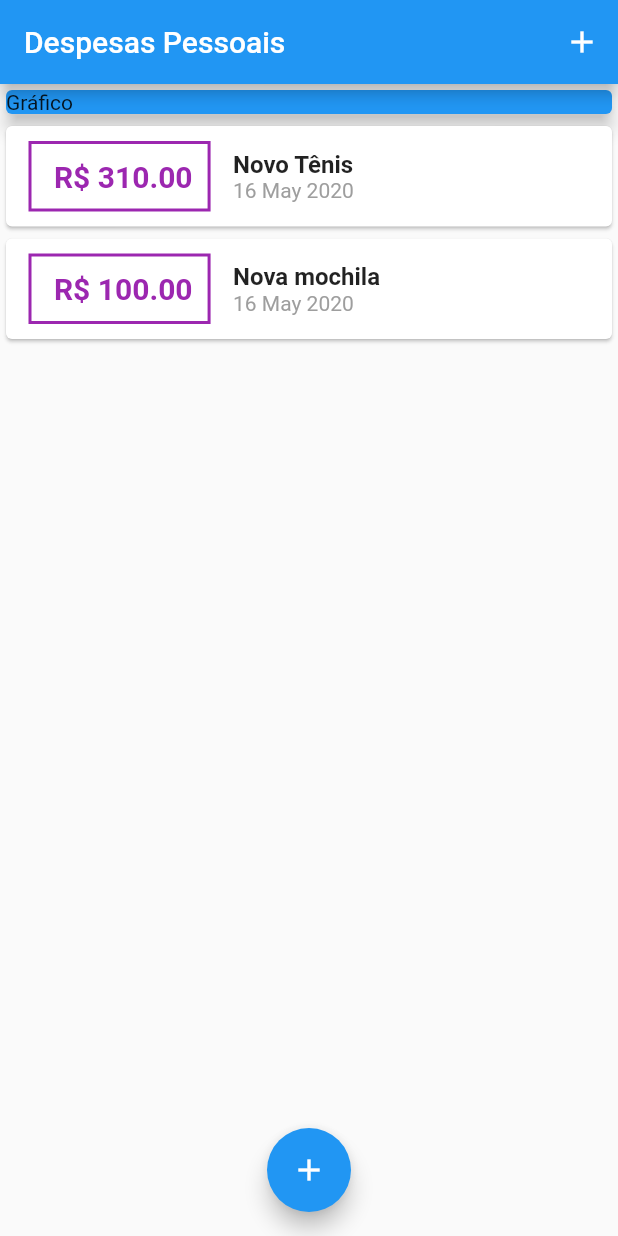
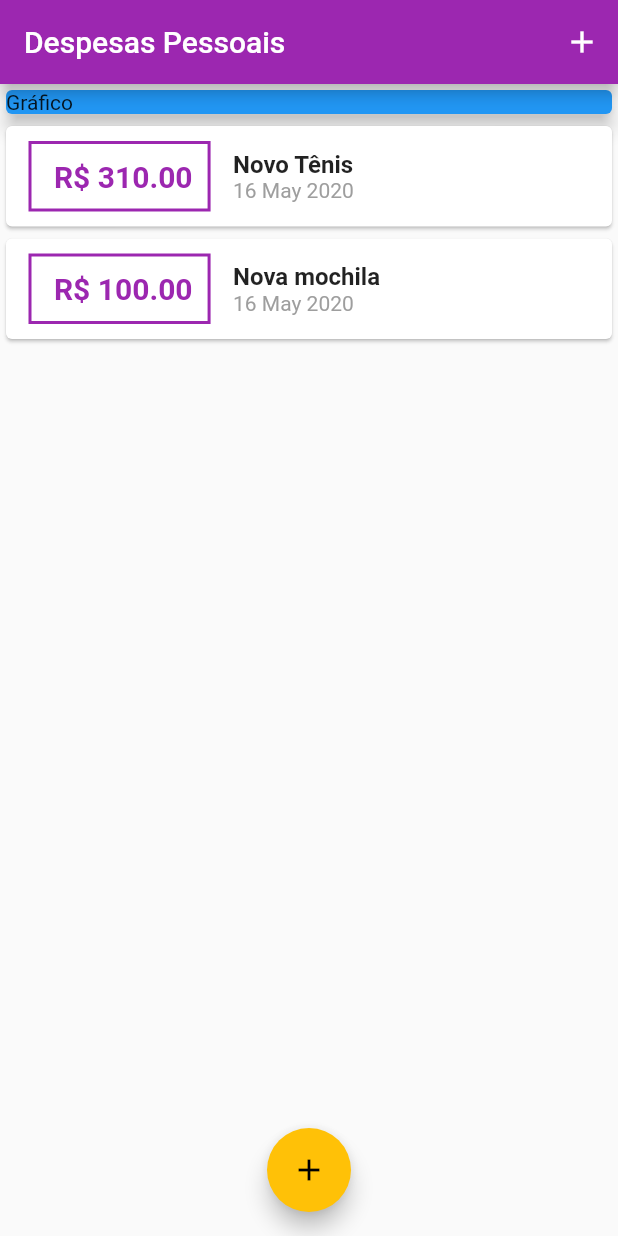
Before and after one commit to marimendes/flutterzinho, a Flutter app: the screen it shows after launch, on a phone screen of 412 x 824 dp. Run offline on Flutter 3.47's test engine with Material 2 defaults, Android fonts, the phone set to English and light mode, and no system bars.

Commit message:
Criando um theme pras cores da aplicação

```diff
--- a/expenses/lib/components/transaction_list.dart
+++ b/expenses/lib/components/transaction_list.dart
@@ -26,7 +26,7 @@ class TransactionList extends StatelessWidget {
                   ),
                   decoration: BoxDecoration(
                     border: Border.all(
-                      color: Colors.purple,
+                      color: Theme.of(context).primaryColor,
                       width: 2,
                     )
                   ),
@@ -36,7 +36,7 @@ class TransactionList extends StatelessWidget {
                     style: TextStyle(
                       fontWeight: FontWeight.bold,
                       fontSize: 20,
-                      color: Colors.purple,
+                      color: Theme.of(context).primaryColor,
                     ),
                   )
                 ),
--- a/expenses/lib/main.dart
+++ b/expenses/lib/main.dart
@@ -12,7 +12,11 @@ class ExpensesApp extends StatelessWidget {
   @override
   Widget build(BuildContext context) {
     return MaterialApp(
-      home: MyHomePage()
+      home: MyHomePage(),
+      theme: ThemeData(
+        primarySwatch: Colors.purple,
+        accentColor: Colors.amber,
+      ),
     );
   }
 }
```
